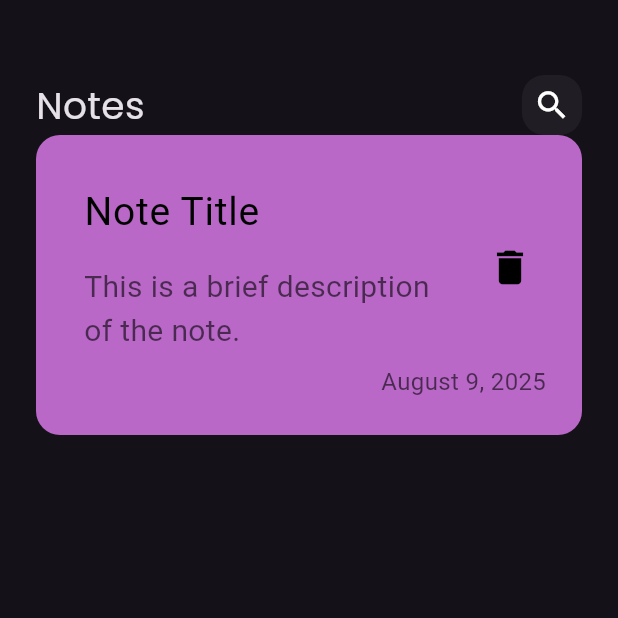
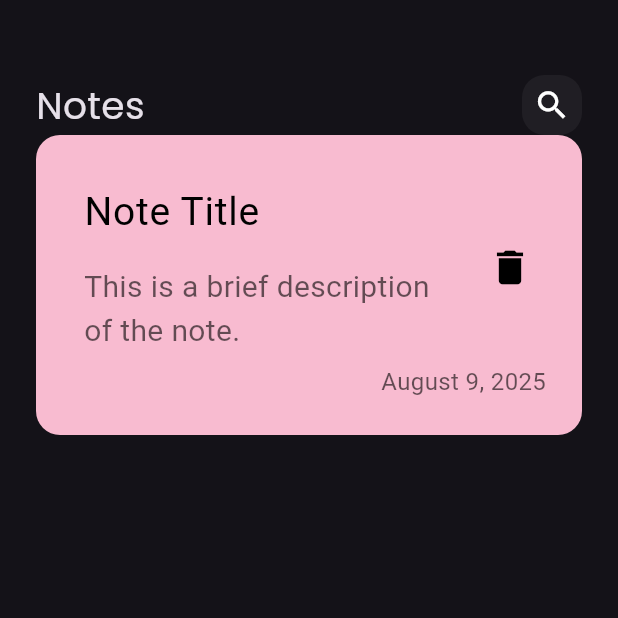
Before and after one commit to EbtehalAlzahrani/notes_app, a Flutter app: the screen it shows after launch, on a phone screen of 412 x 824 dp, the top half of it. Run offline on Flutter 3.47's test engine with Material 3 defaults, Android fonts, the phone set to English and light mode, and no system bars; Roboto replaces fonts that are missing (Poppins-Light, Poppins-SemiBold).

Commit message:
solve proplem and create not item wiget

```diff
--- /dev/null
+++ b/lib/widgets/custom_note_item.dart
@@ -0,0 +1,48 @@
+import 'package:flutter/material.dart';
+
+
+class NoteItem extends StatelessWidget {
+  const NoteItem({super.key});
+
+  @override
+  Widget build(BuildContext context) {
+    return Container(
+      padding: const EdgeInsets.only(top: 24, bottom: 24, left: 16),
+      decoration: BoxDecoration(
+        color: Colors.pink[100],
+        borderRadius: BorderRadius.circular(16),
+      ),
+      child: Column(
+        crossAxisAlignment: CrossAxisAlignment.end,
+        children: [
+          ListTile(
+            title: const Text(
+              'Note Title',
+              style: TextStyle(color: Colors.black, fontSize: 26, fontFamily: 'Poppins-SemiBold'),
+            ),
+            subtitle: Padding(
+              padding: const EdgeInsets.only(top: 16),
+              child: Text('This is a brief description of the note.',
+                style: TextStyle(color: Colors.black.withOpacity(0.6), fontSize: 20, fontFamily: 'Poppins-Light'),
+              ),
+            ),
+            trailing: IconButton(
+              onPressed: () {},
+              icon: const Icon(
+                Icons.delete,
+                color: Colors.black,
+                size: 30,
+              ),
+            ),
+          ),
+        Padding(
+          padding: const EdgeInsets.only(right: 24),
+          child: Text('August 9, 2025',
+              style: TextStyle(color: Colors.black.withOpacity(0.6), fontSize: 16, fontFamily: 'Poppins-Light'),
+            ),
+        ),
+        ],
+      ),
+    );
+  }
+}
--- a/lib/widgets/notes_view_body.dart
+++ b/lib/widgets/notes_view_body.dart
@@ -1,6 +1,6 @@
-import 'package:flutter/widgets.dart';
 import 'package:flutter/material.dart';
 import 'package:notes/widgets/custom_app_bar.dart';
+import 'package:notes/widgets/custom_note_item.dart';
 
 class NotesViewBody extends StatelessWidget {
   const NotesViewBody({super.key});
@@ -21,49 +21,3 @@ class NotesViewBody extends StatelessWidget {
     );
   }
 }
-
-class NoteItem extends StatelessWidget {
-  const NoteItem({super.key});
-
-  @override
-  Widget build(BuildContext context) {
-    return Container(
-      padding: const EdgeInsets.only(top: 24, bottom: 24, left: 16),
-      decoration: BoxDecoration(
-        color: Colors.purple[300],
-        borderRadius: BorderRadius.circular(16),
-      ),
-      child: Column(
-        crossAxisAlignment: CrossAxisAlignment.end,
-        children: [
-          ListTile(
-            title: const Text(
-              'Note Title',
-              style: TextStyle(color: Colors.black, fontSize: 26, fontFamily: 'Poppins-SemiBold'),
-            ),
-            subtitle: Padding(
-              padding: const EdgeInsets.only(top: 16),
-              child: Text('This is a brief description of the note.',
-                style: TextStyle(color: Colors.black.withOpacity(0.6), fontSize: 20, fontFamily: 'Poppins-Light'),
-              ),
-            ),
-            trailing: IconButton(
-              onPressed: () {},
-              icon: Icon(
-                Icons.delete,
-                color: Colors.black,
-                size: 30,
-              ),
-            ),
-          ),
-        Padding(
-          padding: const EdgeInsets.only(right: 24),
-          child: Text('August 9, 2025',
-              style: TextStyle(color: Colors.black.withOpacity(0.6), fontSize: 16, fontFamily: 'Poppins-Light'),
-            ),
-        ),
-        ],
-      ),
-    );
-  }
-}
--- a/pubspec.yaml
+++ b/pubspec.yaml
@@ -77,9 +77,9 @@ flutter:
   fonts:
     - family: Poppins
       fonts:
-        - asset: fonts/Poppins-Regular.ttf
-        - asset: fonts/Poppins-SemiBold.ttf
-        - asset: fonts/Poppins-Light.ttf
+        - asset: assets/fonts/Poppins-Regular.ttf
+        - asset: assets/fonts/Poppins-SemiBold.ttf
+        - asset: assets/fonts/Poppins-Light.ttf
 
 
   #
```
